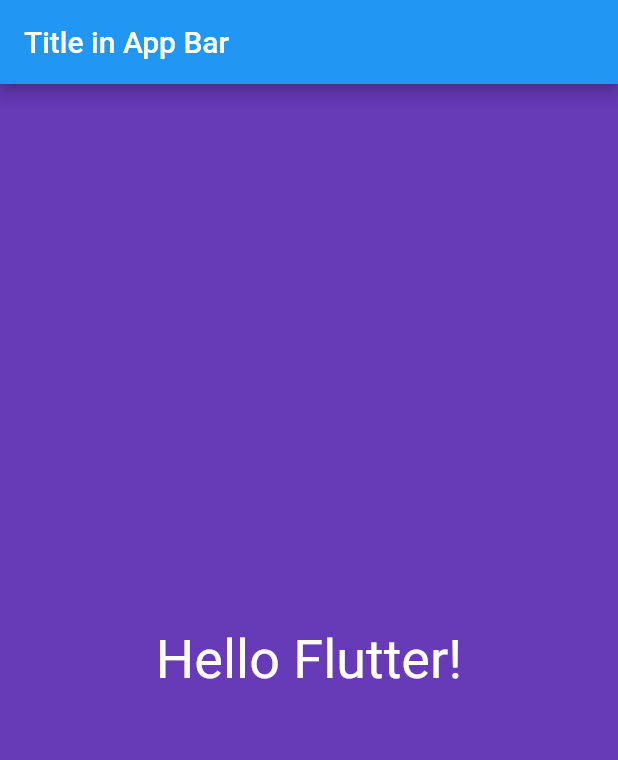
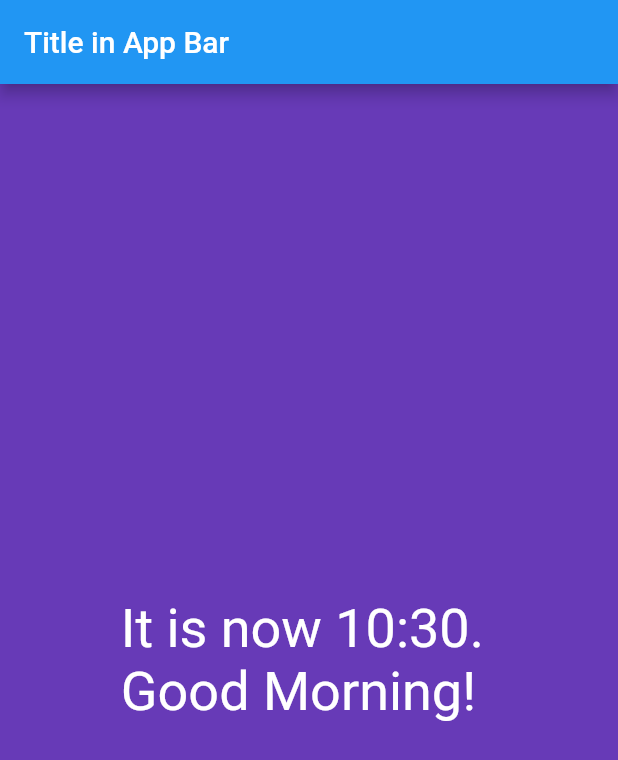
Before and after one commit to AMCA-Capco/hello_flutter, a Flutter app: the screen it shows after launch, on a phone screen of 412 x 824 dp. Shown: the top 760 px of the screen. Run offline on Flutter 3.47's test engine with Material 2 defaults, Android fonts, the phone set to English and light mode, and no system bars.

```diff
--- a/lib/main.dart
+++ b/lib/main.dart
@@ -1,28 +1,26 @@
 import 'package:flutter/material.dart';
+import './screens/home.dart';
 
-void main() {
-  runApp(
-    MaterialApp(
-      title: "Hello Flutter App",
-      debugShowCheckedModeBanner: false,
-      home: Scaffold(appBar: AppBar(
-        title: Text("Title in App Bar"),
-      ),
-      body: Material(
-        color: Colors.deepPurple,
-        child: Center(
-          child: Text(
-            "Hello Flutter!",
-            textDirection: TextDirection.ltr,
-            style: TextStyle(color: Colors.white, fontSize: 36.0),
-          ),
+// Entry point
+void main() => runApp(new HelloFlutterApp());
+// Only use fat arrow functions in 1 line functions
+
+class HelloFlutterApp extends StatelessWidget {
+  @override
+  Widget build(BuildContext context) {
+      return MaterialApp(
+        debugShowCheckedModeBanner: false,
+        title: "Hello Flutter App",
+        home: Scaffold(
+          appBar: AppBar(
+          title: Text("Title in App Bar"),
         ),
-      ),
-      ),
-    )
-
-  );
+        body: Home()
+        ),
+      );
+  }
 }
 
 // everything is a widget - Center; Text
 // ltr (left to right)
+// StatelessWidget = Super class & HelloFltterApp = sub-class
--- /dev/null
+++ b/lib/screens/home.dart
@@ -0,0 +1,34 @@
+import 'package:flutter/material.dart';
+
+class Home extends StatelessWidget {
+  @override
+  Widget build(BuildContext context){
+    return Material(
+      color: Colors.deepPurple,
+      child: Center(
+        child: Text(
+          sayHello(),
+          textDirection: TextDirection.ltr,
+          style: TextStyle(color: Colors.white, fontSize: 36.0),
+        ),
+      ),
+    );
+  }
+
+String sayHello() {
+  String hello;
+  DateTime now = new DateTime.now();
+  int hour = now.hour;
+  int minute = now.minute;
+  if (hour < 12) {
+    hello = "Good Morning!";
+  } else if (hour < 18) {
+    hello = "Good Afternoon!";
+  } else {
+    hello = "Good Evening!";
+  }
+String minutes = (minute < 10) ? "0" + minute.toString() : minute.toString();
+
+  return "It is now " + hour.toString() + ":" + minutes + ". \n" + hello;
+}
+}
```
